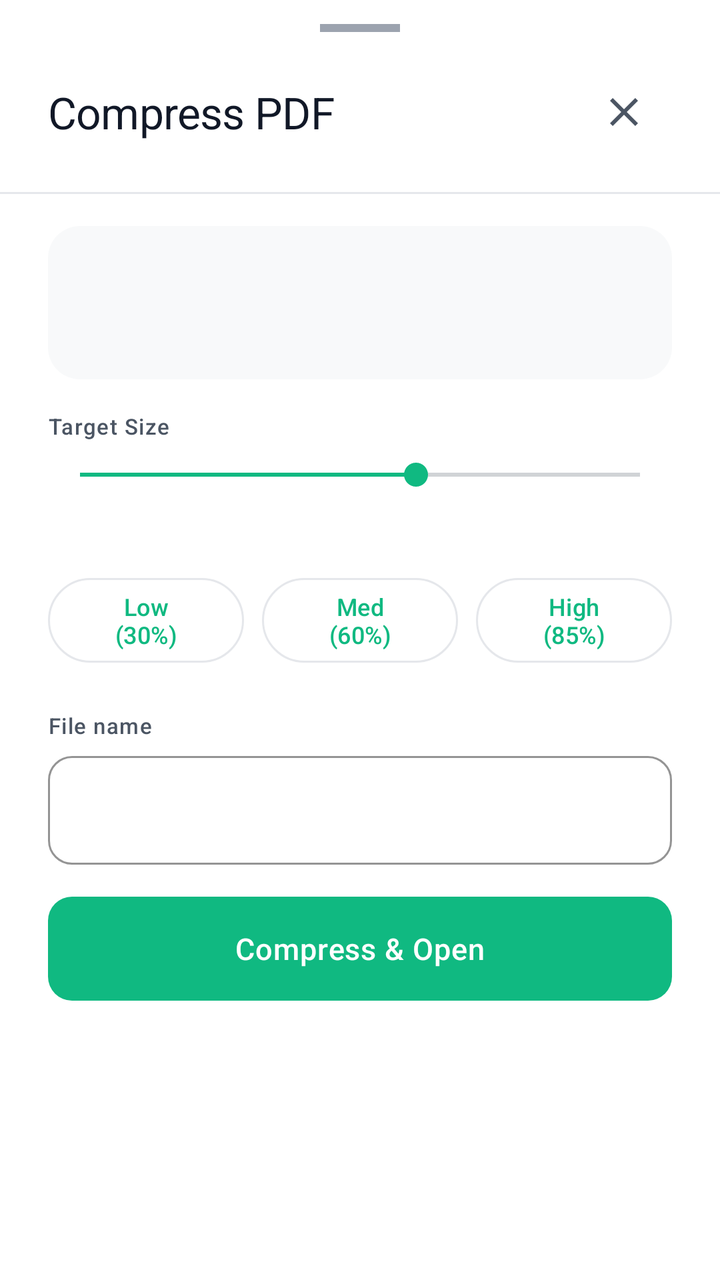
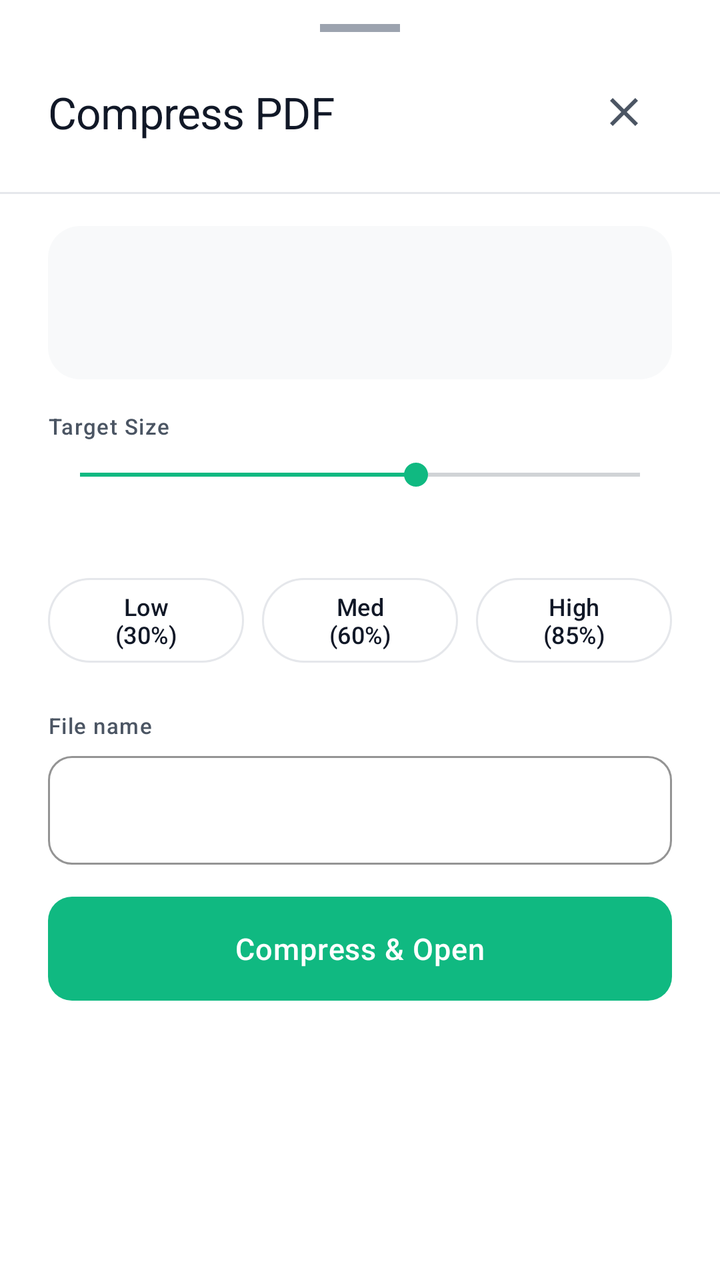

An Android layout rendered at two revisions. The XML below is the earlier revision; the diff shows what the commit changed to produce the second picture.
<!-- AndroidManifest.xml: application theme Theme.AnScanner -->
<!-- res/layout/bottom_sheet_compress_pdf.xml -->
<?xml version="1.0" encoding="utf-8"?>
<LinearLayout xmlns:android="http://schemas.android.com/apk/res/android"
    xmlns:app="http://schemas.android.com/apk/res-auto"
    android:layout_width="match_parent"
    android:layout_height="wrap_content"
    android:orientation="vertical"
    android:background="@color/surface_card"
    android:paddingBottom="24dp">

    <View
        android:layout_width="@dimen/bottom_sheet_drag_handle_width"
        android:layout_height="@dimen/bottom_sheet_drag_handle_height"
        android:layout_gravity="center_horizontal"
        android:layout_marginTop="12dp"
        android:layout_marginBottom="16dp"
        android:background="@color/text_muted" />

    
    <LinearLayout
        android:layout_width="match_parent"
        android:layout_height="wrap_content"
        android:orientation="horizontal"
        android:paddingHorizontal="24dp"
        android:gravity="center_vertical"
        android:layout_marginBottom="16dp">

        <TextView
            android:id="@+id/tvCompressTitle"
            android:layout_width="0dp"
            android:layout_height="wrap_content"
            android:layout_weight="1"
            android:text="@string/action_compress_pdf"
            android:textAppearance="@style/TextAppearance.AnScanner.Headline"
            android:textColor="@color/text_primary" />

        <ImageView
            android:id="@+id/btnClose"
            android:layout_width="48dp"
            android:layout_height="48dp"
            android:padding="12dp"
            android:background="?attr/selectableItemBackgroundBorderless"
            android:src="@drawable/ic_close"
            android:contentDescription="@string/cd_close"
            app:tint="@color/text_secondary" />
    </LinearLayout>

    <View
        android:layout_width="match_parent"
        android:layout_height="1dp"
        android:background="@color/divider"
        android:layout_marginBottom="16dp" />

    
    <LinearLayout
        android:layout_width="match_parent"
        android:layout_height="wrap_content"
        android:orientation="vertical"
        android:layout_marginHorizontal="24dp"
        android:padding="16dp"
        android:background="@drawable/bg_card"
        android:backgroundTint="@color/background_primary"
        android:layout_marginBottom="16dp">

        <TextView
            android:id="@+id/tvOriginalFileName"
            android:layout_width="match_parent"
            android:layout_height="wrap_content"
            android:textAppearance="@style/TextAppearance.AnScanner.Title"
            android:textColor="@color/text_primary"
            android:maxLines="1"
            android:ellipsize="middle" />

        <TextView
            android:id="@+id/tvOriginalSize"
            android:layout_width="match_parent"
            android:layout_height="wrap_content"
            android:layout_marginTop="4dp"
            android:textAppearance="@style/TextAppearance.AnScanner.Subtitle"
            android:textColor="@color/text_secondary" />
    </LinearLayout>

    
    <LinearLayout
        android:id="@+id/layoutOptimizedNotice"
        android:layout_width="match_parent"
        android:layout_height="wrap_content"
        android:orientation="horizontal"
        android:gravity="center_vertical"
        android:layout_marginHorizontal="24dp"
        android:layout_marginBottom="16dp"
        android:padding="12dp"
        android:background="@drawable/bg_card"
        android:backgroundTint="@color/background_secondary"
        android:visibility="gone">

        <ImageView
            android:layout_width="20dp"
            android:layout_height="20dp"
            android:src="@drawable/ic_info"
            android:importantForAccessibility="no"
            app:tint="@color/warning_amber"
            android:layout_marginEnd="10dp" />

        <TextView
            android:id="@+id/tvOptimizedNotice"
            android:layout_width="0dp"
            android:layout_height="wrap_content"
            android:layout_weight="1"
            android:text="@string/compress_already_optimized_notice"
            android:textAppearance="@style/TextAppearance.AnScanner.Caption"
            android:textColor="@color/text_secondary" />
    </LinearLayout>

    
    <LinearLayout
        android:layout_width="match_parent"
        android:layout_height="wrap_content"
        android:orientation="vertical"
        android:paddingHorizontal="24dp"
        android:layout_marginBottom="16dp">

        <LinearLayout
            android:layout_width="match_parent"
            android:layout_height="wrap_content"
            android:orientation="horizontal"
            android:gravity="center_vertical"
            android:layout_marginBottom="8dp">

            <TextView
                android:layout_width="0dp"
                android:layout_height="wrap_content"
                android:layout_weight="1"
                android:text="Target Size"
                android:textAppearance="@style/TextAppearance.AnScanner.Label"
                android:textColor="@color/text_secondary" />

            <TextView
                android:id="@+id/tvTargetSize"
                android:layout_width="wrap_content"
                android:layout_height="wrap_content"
                android:textAppearance="@style/TextAppearance.AnScanner.Label"
                android:textColor="@color/accent_mint"
                android:textStyle="bold" />
        </LinearLayout>

        
        <SeekBar
            android:id="@+id/sbTargetSize"
            android:layout_width="match_parent"
            android:layout_height="wrap_content"
            android:max="100"
            android:progress="60"
            android:progressTint="@color/accent_mint"
            android:thumbTint="@color/accent_mint"
            android:layout_marginBottom="8dp" />

        <TextView
            android:id="@+id/tvReduction"
            android:layout_width="match_parent"
            android:layout_height="wrap_content"
            android:gravity="end"
            android:textAppearance="@style/TextAppearance.AnScanner.Label"
            android:textColor="@color/text_muted" />
    </LinearLayout>

    
    <LinearLayout
        android:layout_width="match_parent"
        android:layout_height="wrap_content"
        android:orientation="horizontal"
        android:paddingHorizontal="24dp"
        android:layout_marginBottom="20dp">

        <com.google.android.material.button.MaterialButton
            android:id="@+id/btnPresetLow"
            style="@style/Widget.Material3.Button.OutlinedButton"
            android:layout_width="0dp"
            android:layout_height="wrap_content"
            android:layout_weight="1"
            android:layout_marginEnd="6dp"
            android:text="Low (30%)"
            android:textSize="12sp" />

        <com.google.android.material.button.MaterialButton
            android:id="@+id/btnPresetMed"
            style="@style/Widget.Material3.Button.OutlinedButton"
            android:layout_width="0dp"
            android:layout_height="wrap_content"
            android:layout_weight="1"
            android:layout_marginHorizontal="3dp"
            android:text="Med (60%)"
            android:textSize="12sp" />

        <com.google.android.material.button.MaterialButton
            android:id="@+id/btnPresetHigh"
            style="@style/Widget.Material3.Button.OutlinedButton"
            android:layout_width="0dp"
            android:layout_height="wrap_content"
            android:layout_weight="1"
            android:layout_marginStart="6dp"
            android:text="High (85%)"
            android:textSize="12sp" />
    </LinearLayout>

    
    <LinearLayout
        android:layout_width="match_parent"
        android:layout_height="wrap_content"
        android:orientation="vertical"
        android:paddingHorizontal="24dp"
        android:layout_marginBottom="16dp">

        <TextView
            android:layout_width="wrap_content"
            android:layout_height="wrap_content"
            android:text="@string/compress_file_name_label"
            android:textAppearance="@style/TextAppearance.AnScanner.Label"
            android:textColor="@color/text_secondary"
            android:layout_marginBottom="8dp" />

        <com.google.android.material.textfield.TextInputLayout
            android:id="@+id/tilFileName"
            style="@style/Widget.AnScanner.TextInputLayout"
            android:layout_width="match_parent"
            android:layout_height="wrap_content"
            app:hintEnabled="false"
            app:boxCornerRadiusTopStart="@dimen/text_input_corner_radius"
            app:boxCornerRadiusTopEnd="@dimen/text_input_corner_radius"
            app:boxCornerRadiusBottomStart="@dimen/text_input_corner_radius"
            app:boxCornerRadiusBottomEnd="@dimen/text_input_corner_radius">

            <com.google.android.material.textfield.TextInputEditText
                android:id="@+id/etFileName"
                android:layout_width="match_parent"
                android:layout_height="wrap_content"
                android:textColor="?attr/colorOnSurface"
                android:textColorHint="@color/text_secondary"
                android:maxLines="1"
                android:singleLine="true"
                android:imeOptions="actionDone"
                android:inputType="text" />
        </com.google.android.material.textfield.TextInputLayout>
    </LinearLayout>

    
    <LinearLayout
        android:id="@+id/layoutProgress"
        android:layout_width="match_parent"
        android:layout_height="wrap_content"
        android:orientation="vertical"
        android:paddingHorizontal="24dp"
        android:layout_marginBottom="16dp"
        android:visibility="gone">

        <com.google.android.material.progressindicator.LinearProgressIndicator
            android:id="@+id/progressBar"
            android:layout_width="match_parent"
            android:layout_height="wrap_content"
            android:indeterminate="false"
            app:indicatorColor="@color/accent_mint"
            app:trackColor="@color/surface_card"
            android:layout_marginBottom="8dp" />

        <TextView
            android:id="@+id/tvProgressStatus"
            android:layout_width="match_parent"
            android:layout_height="wrap_content"
            android:gravity="center"
            android:textAppearance="@style/TextAppearance.AnScanner.Label"
            android:textColor="@color/text_secondary"
            android:text="@string/compressing_pdf" />
    </LinearLayout>

    
    <com.google.android.material.button.MaterialButton
        android:id="@+id/btnCompressOpen"
        style="@style/Widget.AnScanner.Button.Primary"
        android:layout_width="match_parent"
        android:layout_height="@dimen/button_height_primary"
        android:layout_marginHorizontal="24dp"
        android:text="@string/compress_open_action" />

</LinearLayout>
<!-- resources referenced by this layout -->
<resources>
  <color name="accent_mint">#FF10B981</color>
  <color name="background_primary">#FFF8F9FA</color>
  <color name="background_secondary">#FFF1F3F5</color>
  <color name="divider">#FFE5E7EB</color>
  <color name="surface_card">#FFFFFFFF</color>
  <color name="text_muted">#FF9CA3AF</color>
  <color name="text_primary">#FF111827</color>
  <color name="text_secondary">#FF4B5563</color>
  <color name="warning_amber">#FFF59E0B</color>
  <dimen name="bottom_sheet_drag_handle_height">4dp</dimen>
  <dimen name="bottom_sheet_drag_handle_width">40dp</dimen>
  <dimen name="button_height_primary">52dp</dimen>
  <dimen name="text_input_corner_radius">12dp</dimen>
  <string name="action_compress_pdf">Compress PDF</string>
  <string name="cd_close">Close</string>
  <string name="compress_already_optimized_notice">This PDF is already highly optimized. Further compression may severely degrade legibility.</string>
  <string name="compress_file_name_label">File name</string>
  <string name="compress_open_action">Compress &amp; Open</string>
  <string name="compressing_pdf">Compressing PDF…</string>
  <style name="TextAppearance.AnScanner.Caption" parent="TextAppearance.Material3.BodySmall">
          <item name="android:textColor">@color/text_secondary</item>
          <item name="android:textSize">12sp</item>
          <item name="android:fontFamily">sans-serif</item>
      </style>
  <dimen name="radius_lg">16dp</dimen>
  <style name="TextAppearance.AnScanner.Button" parent="TextAppearance.Material3.LabelLarge">
          <item name="android:textSize">15sp</item>
          <item name="android:fontFamily">sans-serif-medium</item>
          <item name="android:letterSpacing">0.02</item>
      </style>
  <color name="text_on_accent">#FFFFFFFF</color>
  <dimen name="button_corner_radius">12dp</dimen>
  <color name="accent_mint_ripple">#3310B981</color>
  <color name="surface_elevated">#FFFFFFFF</color>
  <color name="md_theme_primary">#FF10B981</color>
  <color name="md_theme_onPrimary">#FFFFFFFF</color>
  <color name="md_theme_primaryContainer">#FFE6F4EA</color>
  <color name="md_theme_onPrimaryContainer">#FF065F46</color>
  <color name="md_theme_secondary">#FF059669</color>
  <color name="md_theme_onSecondary">#FFFFFFFF</color>
  <color name="md_theme_error">#FFEF4444</color>
  <color name="md_theme_onError">#FFFFFFFF</color>
  <color name="md_theme_background">#FFF8F9FA</color>
  <color name="md_theme_onBackground">#FF111827</color>
  <color name="md_theme_surface">#FFFFFFFF</color>
  <color name="md_theme_onSurface">#FF111827</color>
  <color name="md_theme_surfaceVariant">#FFF1F3F5</color>
  <color name="md_theme_onSurfaceVariant">#FF4B5563</color>
  <color name="md_theme_outline">#FFE5E7EB</color>
  <color name="status_bar">#FFF8F9FA</color>
  <color name="navigation_bar">#FFFFFFFF</color>
  <color name="text_hint">#FF9CA3AF</color>
  <style name="ShapeAppearance.AnScanner.SmallComponent" parent="ShapeAppearance.Material3.SmallComponent">
          <item name="cornerFamily">rounded</item>
          <item name="cornerSize">@dimen/radius_sm</item>
      </style>
  <style name="ShapeAppearance.AnScanner.MediumComponent" parent="ShapeAppearance.Material3.MediumComponent">
          <item name="cornerFamily">rounded</item>
          <item name="cornerSize">@dimen/radius_lg</item>
      </style>
  <style name="ShapeAppearance.AnScanner.LargeComponent" parent="ShapeAppearance.Material3.LargeComponent">
          <item name="cornerFamily">rounded</item>
          <item name="cornerSize">@dimen/radius_xl</item>
      </style>
  <dimen name="elevation_card">2dp</dimen>
  <dimen name="card_padding">16dp</dimen>
  <style name="Widget.AnScanner.BottomSheet" parent="Widget.Material3.BottomSheet">
          <item name="backgroundTint">@color/surface_card</item>
          <item name="shapeAppearance">@style/ShapeAppearance.AnScanner.BottomSheet</item>
      </style>
  <dimen name="radius_sm">8dp</dimen>
  <dimen name="radius_xl">24dp</dimen>
  <dimen name="radius_bottom_sheet">28dp</dimen>
  <!-- unchanged entries left out for length: 16 -->
</resources>

<!-- the commit's change to res/layout/bottom_sheet_compress_pdf.xml (unified diff, before → after) -->
@@ -179,6 +179,8 @@
             android:layout_weight="1"
             android:layout_marginEnd="6dp"
             android:text="Low (30%)"
+            android:textColor="@color/text_primary"
+            app:strokeColor="@color/divider"
             android:textSize="12sp" />
 
         <com.google.android.material.button.MaterialButton
@@ -189,6 +191,8 @@
             android:layout_weight="1"
             android:layout_marginHorizontal="3dp"
             android:text="Med (60%)"
+            android:textColor="@color/text_primary"
+            app:strokeColor="@color/divider"
             android:textSize="12sp" />
 
         <com.google.android.material.button.MaterialButton
@@ -199,6 +203,8 @@
             android:layout_weight="1"
             android:layout_marginStart="6dp"
             android:text="High (85%)"
+            android:textColor="@color/text_primary"
+            app:strokeColor="@color/divider"
             android:textSize="12sp" />
     </LinearLayout>
 
